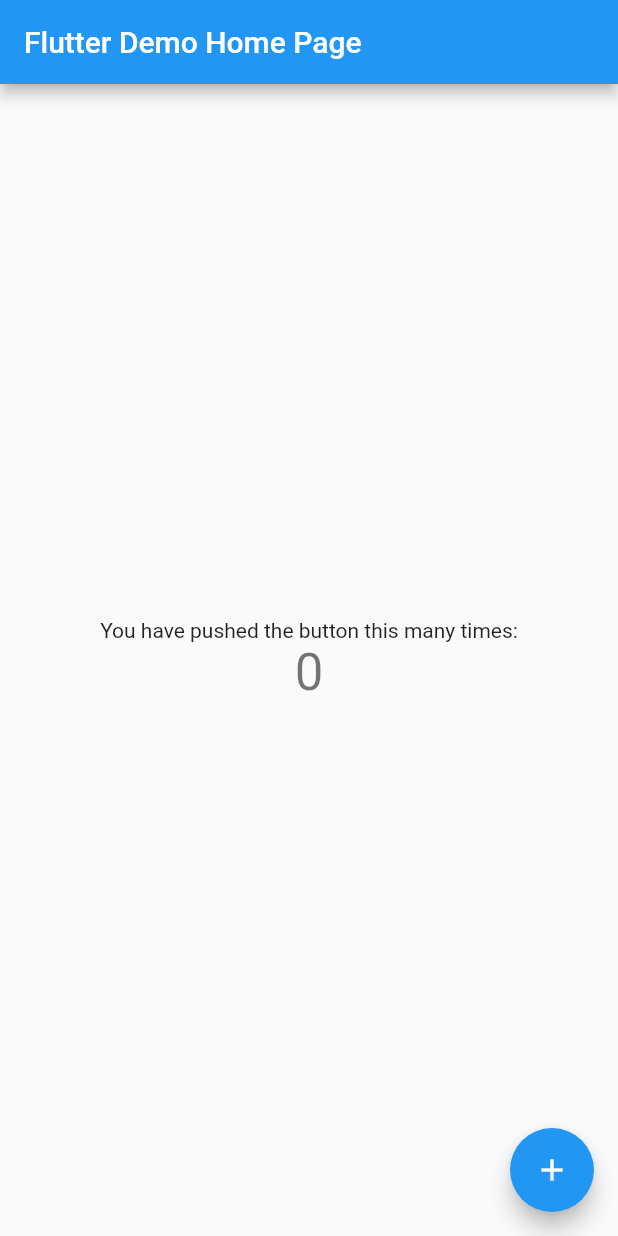
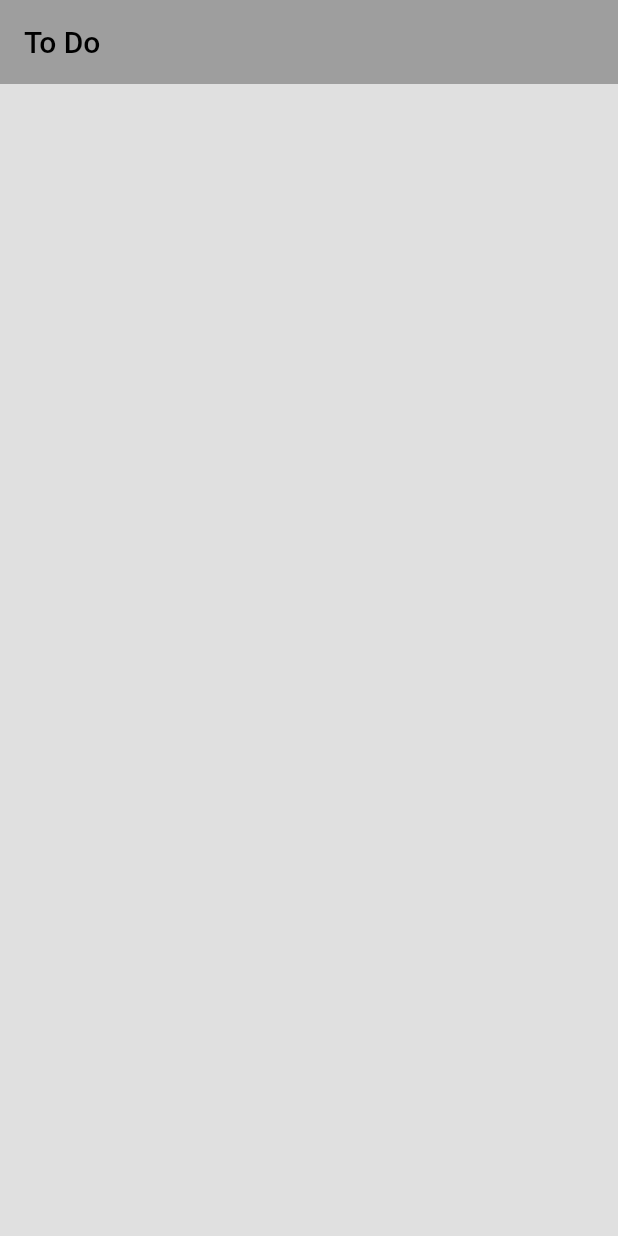
Before and after one commit to sambitskr/Codsoft, a Flutter app: the screen it shows after launch, on a phone screen of 412 x 824 dp. Run offline on Flutter 3.47's test engine with Material 2 defaults, Android fonts, the phone set to English and light mode, and no system bars.

Commit message:
home page and tile page creation

```diff
--- /dev/null
+++ b/To_Do_List/lib/home_page.dart
@@ -0,0 +1,27 @@
+import 'package:flutter/material.dart';
+import 'package:to_do_list/util/Todo_tiles.dart';
+
+class HomePage extends StatefulWidget {
+  const HomePage({super.key});
+
+  @override
+  State<HomePage> createState() => _HomePageState();
+}
+
+class _HomePageState extends State<HomePage> {
+  @override
+  Widget build(BuildContext context) {
+    return Scaffold(
+      backgroundColor: Colors.grey[300],
+      appBar: AppBar(
+        title: Text('To Do'),
+        elevation: 0,
+      ),
+      body: ListView(
+        children: [
+          ToDoTile(),
+        ],
+      ),
+    );
+  }
+}
--- a/To_Do_List/lib/main.dart
+++ b/To_Do_List/lib/main.dart
@@ -1,4 +1,6 @@
 import 'package:flutter/material.dart';
+
+import 'home_page.dart';
 
 void main() {
   runApp(const MyApp());
@@ -7,109 +9,12 @@ void main() {
 class MyApp extends StatelessWidget {
   const MyApp({super.key});
 
-  // This widget is the root of your application.
   @override
   Widget build(BuildContext context) {
     return MaterialApp(
-      title: 'Flutter Demo',
-      theme: ThemeData(
-        // This is the theme of your application.
-        //
-        // Try running your application with "flutter run". You'll see the
-        // application has a blue toolbar. Then, without quitting the app, try
-        // changing the primarySwatch below to Colors.green and then invoke
-        // "hot reload" (press "r" in the console where you ran "flutter run",
-        // or simply save your changes to "hot reload" in a Flutter IDE).
-        // Notice that the counter didn't reset back to zero; the application
-        // is not restarted.
-        primarySwatch: Colors.blue,
-      ),
-      home: const MyHomePage(title: 'Flutter Demo Home Page'),
+      debugShowCheckedModeBanner: false,
+      home: HomePage(),
+      theme: ThemeData(primarySwatch: Colors.grey),
     );
   }
 }
-
-class MyHomePage extends StatefulWidget {
-  const MyHomePage({super.key, required this.title});
-
-  // This widget is the home page of your application. It is stateful, meaning
-  // that it has a State object (defined below) that contains fields that affect
-  // how it looks.
-
-  // This class is the configuration for the state. It holds the values (in this
-  // case the title) provided by the parent (in this case the App widget) and
-  // used by the build method of the State. Fields in a Widget subclass are
-  // always marked "final".
-
-  final String title;
-
-  @override
-  State<MyHomePage> createState() => _MyHomePageState();
-}
-
-class _MyHomePageState extends State<MyHomePage> {
-  int _counter = 0;
-
-  void _incrementCounter() {
-    setState(() {
-      // This call to setState tells the Flutter framework that something has
-      // changed in this State, which causes it to rerun the build method below
-      // so that the display can reflect the updated values. If we changed
-      // _counter without calling setState(), then the build method would not be
-      // called again, and so nothing would appear to happen.
-      _counter++;
-    });
-  }
-
-  @override
-  Widget build(BuildContext context) {
-    // This method is rerun every time setState is called, for instance as done
-    // by the _incrementCounter method above.
-    //
-    // The Flutter framework has been optimized to make rerunning build methods
-    // fast, so that you can just rebuild anything that needs updating rather
-    // than having to individually change instances of widgets.
-    return Scaffold(
-      appBar: AppBar(
-        // Here we take the value from the MyHomePage object that was created by
-        // the App.build method, and use it to set our appbar title.
-        title: Text(widget.title),
-      ),
-      body: Center(
-        // Center is a layout widget. It takes a single child and positions it
-        // in the middle of the parent.
-        child: Column(
-          // Column is also a layout widget. It takes a list of children and
-          // arranges them vertically. By default, it sizes itself to fit its
-          // children horizontally, and tries to be as tall as its parent.
-          //
-          // Invoke "debug painting" (press "p" in the console, choose the
-          // "Toggle Debug Paint" action from the Flutter Inspector in Android
-          // Studio, or the "Toggle Debug Paint" command in Visual Studio Code)
-          // to see the wireframe for each widget.
-          //
-          // Column has various properties to control how it sizes itself and
-          // how it positions its children. Here we use mainAxisAlignment to
-          // center the children vertically; the main axis here is the vertical
-          // axis because Columns are vertical (the cross axis would be
-          // horizontal).
-          mainAxisAlignment: MainAxisAlignment.center,
-          children: <Widget>[
-            const Text(
-              'You have pushed the button this many times:',
-            ),
-            Text(
-              '$_counter',
-              style: Theme.of(context).textTheme.headlineMedium,
-            ),
-          ],
-        ),
-      ),
-      floatingActionButton: FloatingActionButton(
-        onPressed: _incrementCounter,
-        tooltip: 'Increment',
-        child: const Icon(Icons.add),
-      ), // This trailing comma makes auto-formatting nicer for build methods.
-    );
-  }
-}
--- /dev/null
+++ b/To_Do_List/lib/util/Todo_tiles.dart
@@ -0,0 +1,10 @@
+import 'package:flutter/material.dart';
+
+class ToDoTile extends StatelessWidget {
+  const ToDoTile({super.key});
+
+  @override
+  Widget build(BuildContext context) {
+    return Container();
+  }
+}
```
